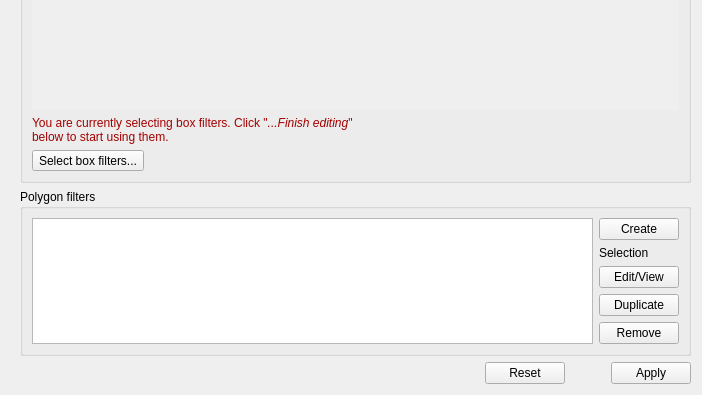
The window that ui/analysis/ana_filter.ui (DC-analysis/DCscope) describes before a commit, drawn with Qt 5; both pictures show x 0 to 702 and y 260 to 655 of the 702 by 655 pixel window.
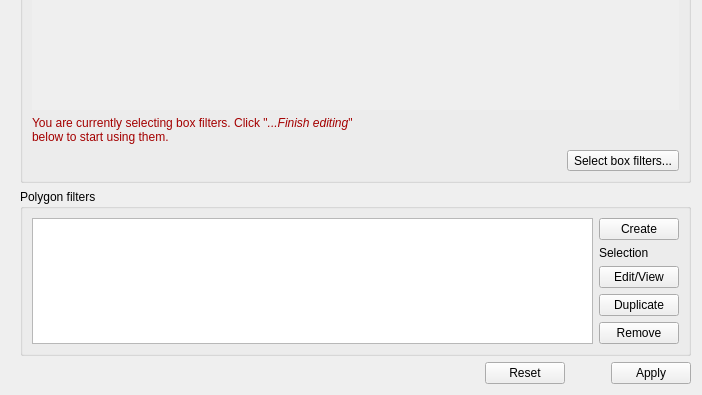
The same window after the commit. Icons and pictures are not drawn.

Commit message: enh: box filter selection button workflow improvement

Patch:
```diff
--- a/ui/analysis/ana_filter.ui
+++ b/ui/analysis/ana_filter.ui
@@ -241,7 +241,7 @@
           </property>
          </widget>
         </item>
-        <item>
+        <item alignment="Qt::AlignmentFlag::AlignRight">
          <widget class="QToolButton" name="toolButton_moreless">
           <property name="text">
            <string>Select box filters...</string>
```
The commit also changes 3 other files.
